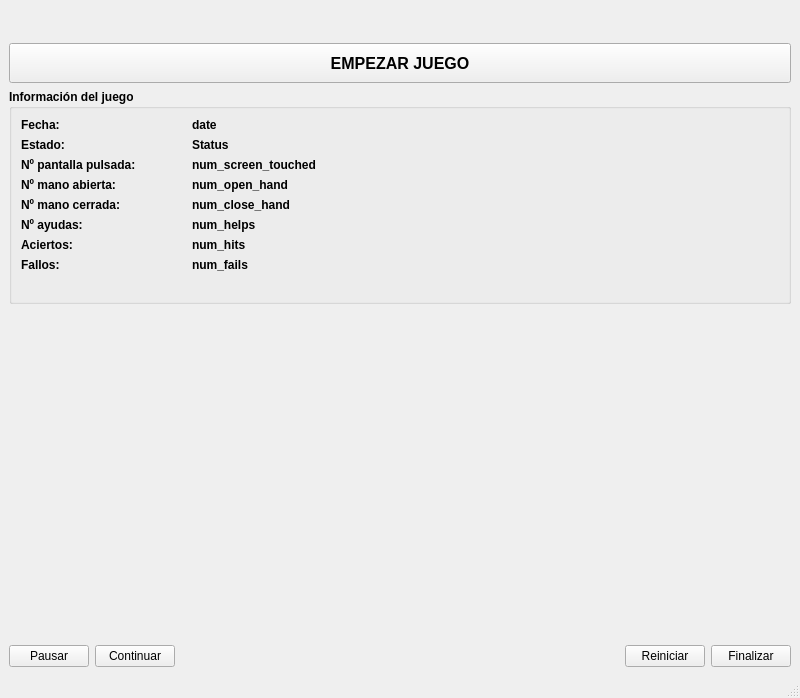
Qt form components/adminGame/src/AdminInterface.ui (robocomp/euroage-tv) before a commit.
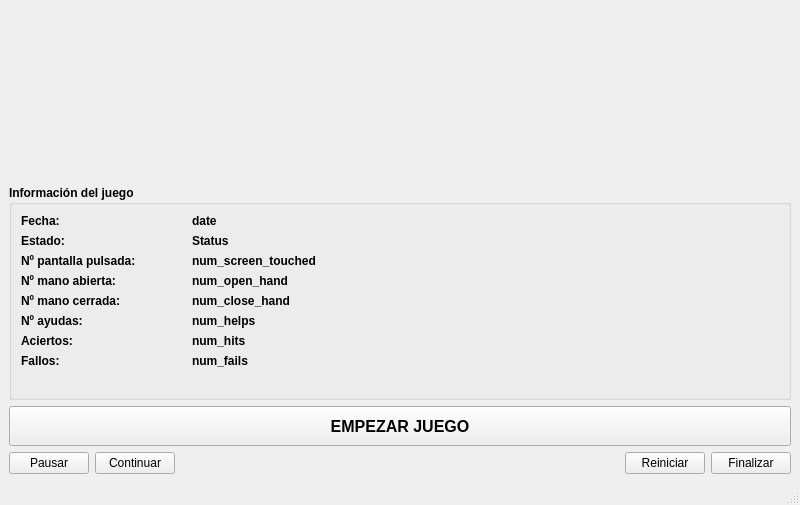
The same form after that commit. Custom widgets are drawn as their Qt base class.

Commit message: adminGame interface has been modified again to add a new state. AdminGame component has been also modified to send signals to tvGame to stop, start, reset and finish game

```diff
--- a/components/adminGame/src/AdminInterface.ui
+++ b/components/adminGame/src/AdminInterface.ui
@@ -7,7 +7,7 @@
     <x>0</x>
     <y>0</y>
     <width>800</width>
-    <height>698</height>
+    <height>505</height>
    </rect>
   </property>
   <property name="windowTitle">
@@ -32,26 +32,6 @@
     <item>
      <widget class="QImageWidget" name="admin_image" native="true"/>
     </item>
-    <item>
-     <widget class="QPushButton" name="start_game_button">
-      <property name="minimumSize">
-       <size>
-        <width>0</width>
-        <height>40</height>
-       </size>
-      </property>
-      <property name="font">
-       <font>
-        <pointsize>12</pointsize>
-        <weight>75</weight>
-        <bold>true</bold>
-       </font>
-      </property>
-      <property name="text">
-       <string>EMPEZAR JUEGO</string>
-      </property>
-     </widget>
-    </item>
     <item>
      <widget class="QGroupBox" name="groupBox">
       <property name="font">
@@ -191,17 +171,24 @@
      </widget>
     </item>
     <item>
-     <spacer name="verticalSpacer">
-      <property name="orientation">
-       <enum>Qt::Vertical</enum>
-      </property>
-      <property name="sizeHint" stdset="0">
+     <widget class="QPushButton" name="start_game_button">
+      <property name="minimumSize">
        <size>
-        <width>20</width>
+        <width>0</width>
         <height>40</height>
        </size>
       </property>
-     </spacer>
+      <property name="font">
+       <font>
+        <pointsize>12</pointsize>
+        <weight>75</weight>
+        <bold>true</bold>
+       </font>
+      </property>
+      <property name="text">
+       <string>EMPEZAR JUEGO</string>
+      </property>
+     </widget>
     </item>
     <item>
      <layout class="QHBoxLayout" name="horizontalLayout">
```
Left out of the diff: 1 changed line with no effect on the pictures. The commit also changes 4 other files.
